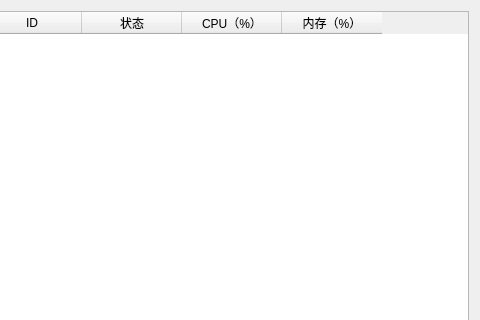
The window that sys_monitor/list.ui (julianyong/system_monitor) describes before a commit, drawn with Qt 5; both pictures show x 130 to 610 and y 0 to 320 of the 610 by 453 pixel window.
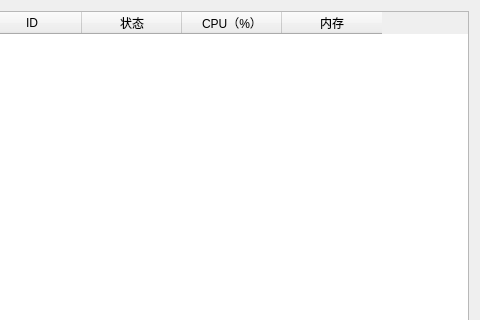
The same window after the commit.

Commit message: 修正部分bug:1 修正了之前对内存的错误参数访问，由memoryUsage修改为rss；2 修改了cpu和内存上底色时的边界值；3 修正了发送邮件的语句，由python更改为python3；4 将所有文件路径更改为相对路径，并修改了文件的结构，将emailIn.txt、watchList.txt和emailSend.py文件放至编译生成的文件夹中

```diff
--- a/sys_monitor/list.ui
+++ b/sys_monitor/list.ui
@@ -49,7 +49,7 @@
        </column>
        <column>
         <property name="text">
-         <string>内存（%）</string>
+         <string>内存</string>
         </property>
        </column>
       </widget>
```
The commit also changes 31 other files.
